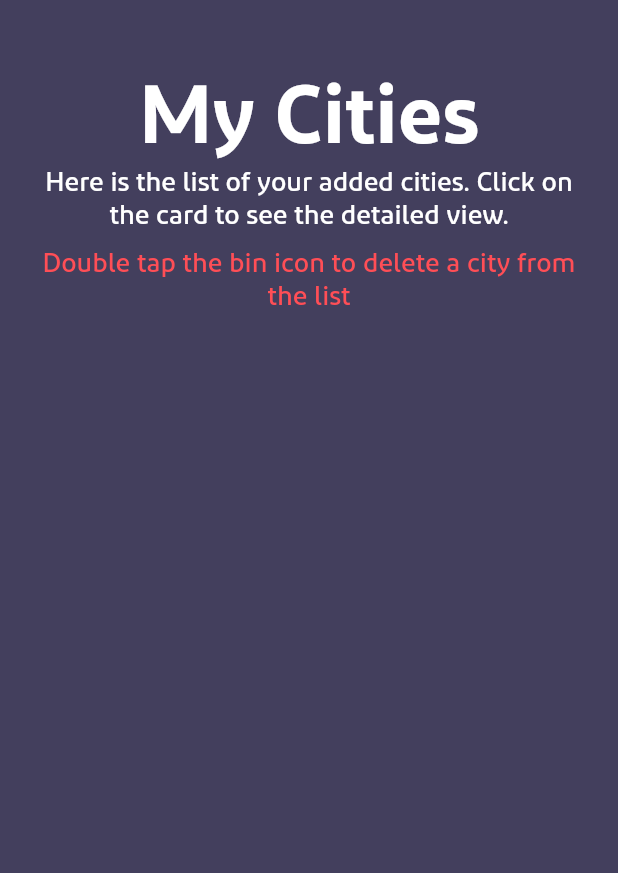
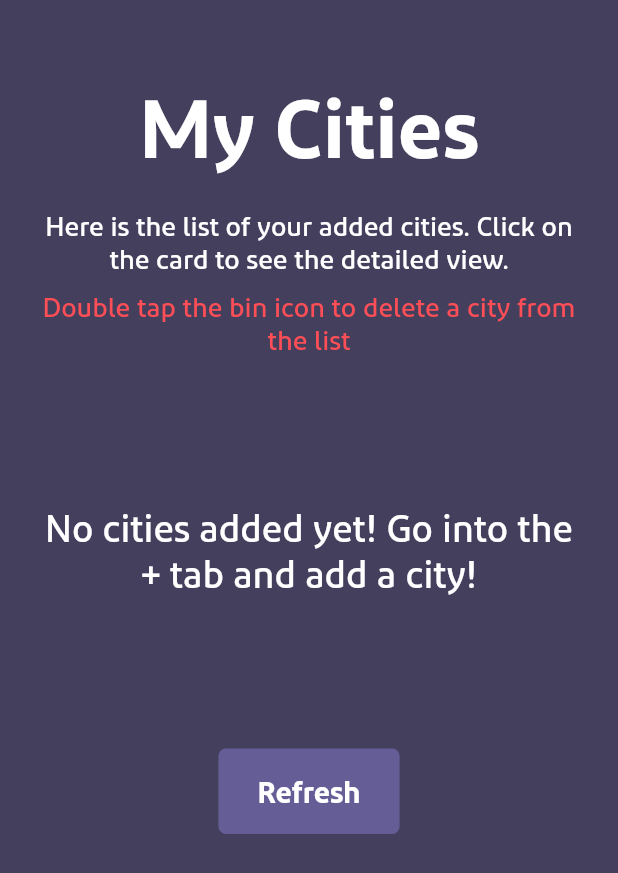
Before and after one commit to Barbora827/weather_app, a Flutter app: the CityListScreen widget shown alone on an empty page, opened directly, on a phone screen of 412 x 824 dp. Shown: the top 873 px of the screen. Run offline on Flutter 3.47's test engine with Material 2 defaults, Android fonts, the phone set to English and light mode, and no system bars; our stand-ins replace bloc, connectivity, equatable, flutter_bloc, gap, geolocator and 3 more; accounts and stored records are empty; network calls fail.

Commit message:
Refresh list bug fix, cleanup

```diff
--- a/lib/presentation/screens/city_list_screen.dart
+++ b/lib/presentation/screens/city_list_screen.dart
@@ -6,6 +6,7 @@ import 'package:weather_app/presentation/screens/city_view_screen.dart';
 import 'package:weather_app/presentation/styles/colors.dart';
 import 'package:weather_app/presentation/widgets/w_text.dart';
 import '../../data/models/city.dart';
+import '../widgets/w_button.dart';
 
 class CityListScreen extends StatefulWidget {
   const CityListScreen({super.key});
@@ -44,19 +45,44 @@ class _CityListScreenState extends State<CityListScreen> {
                 alignment: Alignment.center,
                 width: MediaQuery.of(context).size.width,
                 height: MediaQuery.of(context).size.height,
-                color: const Color.fromARGB(255, 67, 63, 93),
-                child: Padding(
+                color: WColors.darkPurple,
+                child: cities.isNotEmpty
+                    ? _buildCityListWidget()
+                    : _buildEmptyListWidget(),
+              ),
+            );
+          } else if (state is CityListLoading) {
+            return const Center(
+              child: CircularProgressIndicator(),
+            );
+          } else {
+            return const Center(
+              child: WText(
+                text: "Error fetching data",
+              ),
+            );
+          }
+        },
+      ),
+    );
+  }
+
+  Widget _buildCityListWidget() {
+    return BlocBuilder<CityListBloc, CityListState>(
+      builder: (context, state) {
+        return Padding(
           padding: const EdgeInsets.symmetric(horizontal: 25),
           child: Column(
             mainAxisAlignment: MainAxisAlignment.start,
             crossAxisAlignment: CrossAxisAlignment.center,
             children: [
-                      const Gap(40),
+              const Gap(50),
               const WText(
                 text: "My Cities",
                 size: 55,
                 weight: FontWeight.w600,
               ),
+              const Gap(20),
               const WText(
                 text:
                     "Here is the list of your added cities. Click on the card to see the detailed view.",
@@ -66,11 +92,17 @@ class _CityListScreenState extends State<CityListScreen> {
               ),
               const Gap(10),
               const WText(
-                        text:
-                            "Double tap the bin icon to delete a city from the list",
+                text: "Double tap the bin icon to delete a city from the list",
                 textAlign: TextAlign.center,
                 size: 18,
                 color: WColors.red,
+              ),
+              const Gap(10),
+              const WText(
+                text: "Pull down on the list to refresh it",
+                textAlign: TextAlign.center,
+                size: 18,
+                color: WColors.white,
               ),
               const Gap(15),
               Expanded(
@@ -84,7 +116,6 @@ class _CityListScreenState extends State<CityListScreen> {
                       );
                     }
                     final city = cities[index];
-
                     return Card(
                       color: Colors.transparent,
                       shape: RoundedRectangleBorder(
@@ -97,9 +128,7 @@ class _CityListScreenState extends State<CityListScreen> {
                         ),
                         leading: GestureDetector(
                           onDoubleTap: () {
-                                    context
-                                        .read<CityListBloc>()
-                                        .add(RemoveCity(city));
+                            context.read<CityListBloc>().add(RemoveCity(city));
                           },
                           child: const Icon(
                             Icons.delete,
@@ -132,11 +161,74 @@ class _CityListScreenState extends State<CityListScreen> {
               const Gap(30),
             ],
           ),
+        );
+      },
+    );
+  }
+
+  Widget _buildEmptyListWidget() {
+    return Padding(
+      padding: const EdgeInsets.symmetric(horizontal: 25),
+      child: BlocBuilder<CityListBloc, CityListState>(
+        builder: (context, state) {
+          if (state is CityListSuccess) {
+            return Container(
+              alignment: Alignment.center,
+              width: MediaQuery.of(context).size.width,
+              height: MediaQuery.of(context).size.height,
+              color: WColors.darkPurple,
+              child: Column(
+                mainAxisAlignment: MainAxisAlignment.start,
+                children: [
+                  const Gap(50),
+                  const WText(
+                    text: "My Cities",
+                    size: 55,
+                    weight: FontWeight.w600,
                   ),
+                  const Gap(20),
+                  const WText(
+                    text:
+                        "Here is the list of your added cities. Click on the card to see the detailed view.",
+                    textAlign: TextAlign.center,
+                    size: 18,
+                    maxLines: 3,
+                  ),
+                  const Gap(10),
+                  const WText(
+                    text:
+                        "Double tap the bin icon to delete a city from the list",
+                    textAlign: TextAlign.center,
+                    size: 18,
+                    color: WColors.red,
+                  ),
+                  const Gap(100),
+                  const WText(
+                    text:
+                        "No cities added yet! Go into the + tab and add a city!",
+                    textAlign: TextAlign.center,
+                    size: 25,
+                    color: WColors.white,
+                    maxLines: 3,
+                  ),
+                  const Gap(100),
+                  WButton(
+                    onTap: () {
+                      context.read<CityListBloc>().add(RefreshCityList());
+                    },
+                    text: "Refresh",
+                    textColor: WColors.white,
+                    btnColor: WColors.lightPurple,
+                    padding: const EdgeInsets.symmetric(
+                        horizontal: 25, vertical: 15),
+                  ),
+                ],
               ),
             );
           } else {
-            return Container();
+            return const Center(
+              child: CircularProgressIndicator(),
+            );
           }
         },
       ),
--- a/lib/presentation/styles/colors.dart
+++ b/lib/presentation/styles/colors.dart
@@ -4,11 +4,14 @@ abstract class WColors {
   static const Color black = Color(0xff000000);
   static const Color white = Color(0xffffffff);
 
-  static const Color lightBlue = Color.fromARGB(255, 153, 221, 255);
+  static const Color lightBlue = Color.fromARGB(255, 121, 159, 202);
+  static const Color coldBlue = Color.fromARGB(255, 129, 203, 248);
+  static const Color lightPurple = Color.fromARGB(255, 101, 93, 150);
+  static const Color darkPurple = Color.fromARGB(255, 67, 63, 93);
   static const Color red = Color.fromARGB(255, 255, 78, 86);
   static const Color yellow = Color.fromARGB(255, 255, 240, 124);
   static const Color purple = Color.fromARGB(255, 103, 37, 169);
-  static const Color blue = Color.fromARGB(255, 61, 149, 232);
+  static const Color blue = Color.fromARGB(255, 65, 91, 127);
   static const Color green = Color.fromARGB(255, 117, 206, 62);
 
   static const List<Color> dayGradient = [
@@ -33,7 +36,7 @@ abstract class WColors {
 
   static Color getTimeBasedColor(int hour) {
     if (hour >= 8 && hour <= 19) {
-      return WColors.blue;
+      return const Color.fromARGB(255, 57, 137, 198);
     } else {
       return WColors.purple;
     }
--- a/lib/presentation/widgets/weather_display.dart
+++ b/lib/presentation/widgets/weather_display.dart
@@ -38,7 +38,7 @@ class WeatherDisplay extends StatelessWidget {
       mainAxisAlignment: MainAxisAlignment.start,
       crossAxisAlignment: CrossAxisAlignment.center,
       children: [
-        const Gap(35),
+        const Gap(45),
         canNavigateBack
             ? Row(
                 crossAxisAlignment: CrossAxisAlignment.center,
@@ -98,7 +98,7 @@ class WeatherDisplay extends StatelessWidget {
           titleLeft: "Max Temps",
           valueLeft: tempMax,
           iconRight: WeatherAppIcons.temperatire,
-          iconColorRight: WColors.lightBlue,
+          iconColorRight: WColors.coldBlue,
           titleRight: "Min Temps",
           valueRight: tempMin,
         ),
--- a/pubspec.yaml
+++ b/pubspec.yaml
@@ -24,6 +24,7 @@ dependencies:
   http: ^1.1.0
   shared_preferences: ^2.2.2
   connectivity: ^3.0.6
+  timezone: ^0.9.2
 
 dev_dependencies:
   flutter_test:
```
Also changed, not shown: lib/main.dart (+24 -13 lines), lib/presentation/screens/add_city_screen.dart (+31 -30 lines), pubspec.lock. Lines whose indentation alone changed are shown as unchanged.
